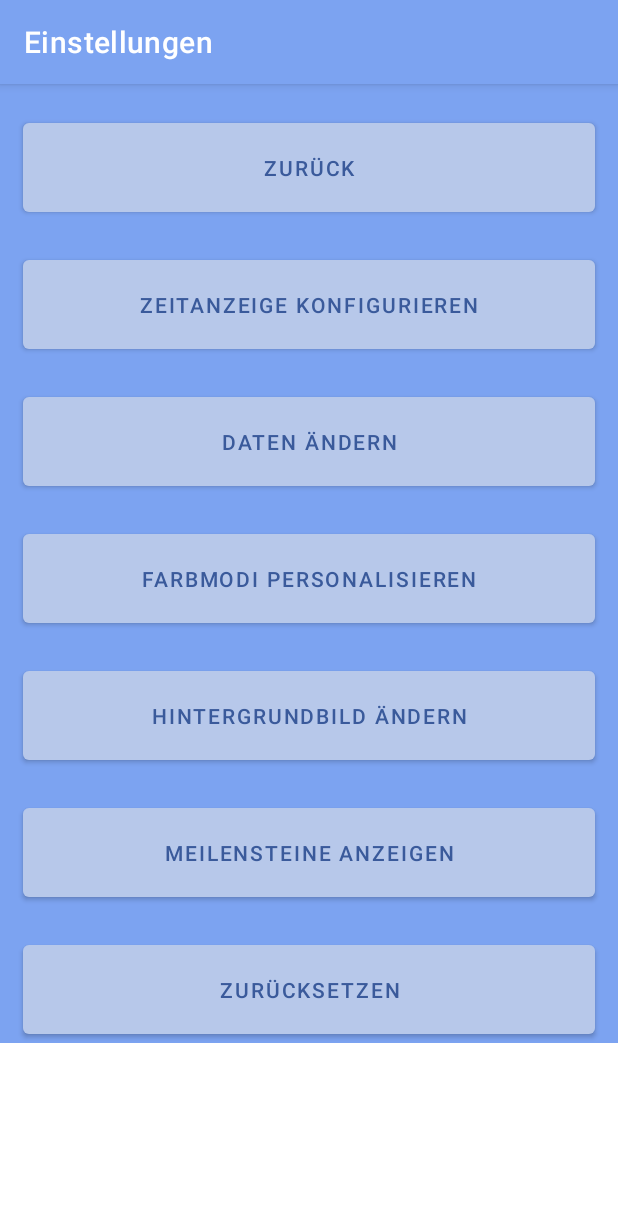
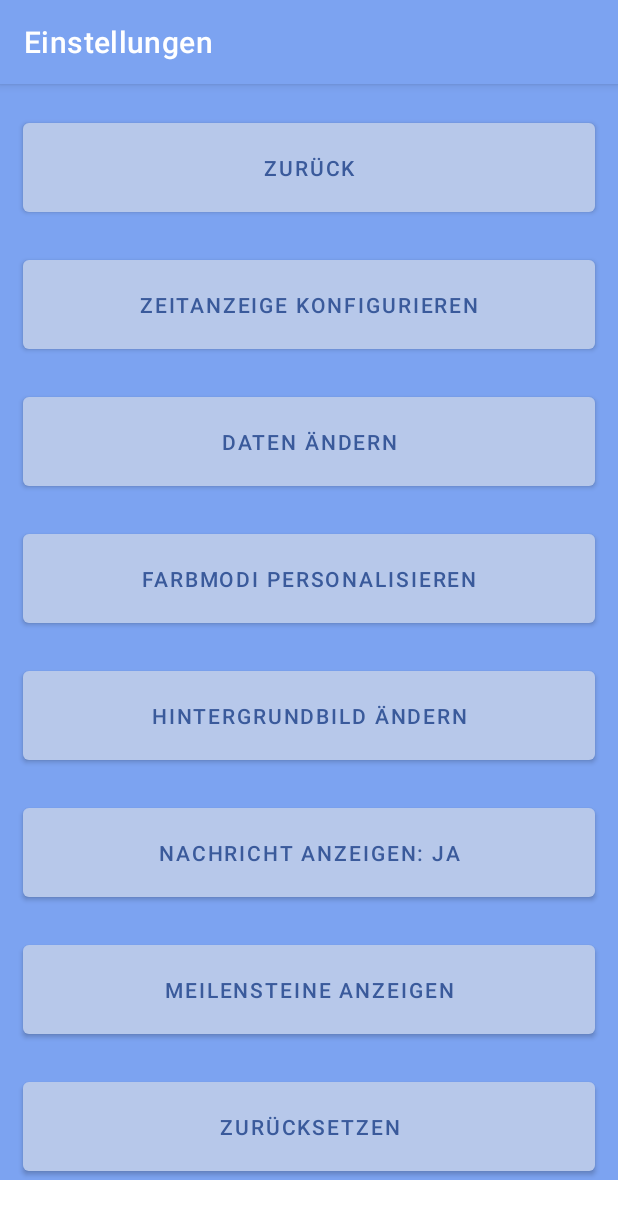
Before and after one commit to Yerionimous2/JulyTimerReworked, an Android app: the FirstFragment screen opened directly, with no data from a screen before it, on a phone screen of 412 x 824 dp. Shown: the top 1219 px of the screen. Run offline under Robolectric (Android 15) with nearby library versions, the phone set to English and light mode, and no system bars; our stand-ins replace navigation-ui.

Commit message:
Fixed #2: Now the App has a Message
Added a new Setting to enable or disable the message.
This only applies once the settings are closed.

```diff
--- a/app/build.gradle
+++ b/app/build.gradle
@@ -10,8 +10,8 @@ android {
         applicationId "com.example.julytimerreworked"
         minSdk 24
         targetSdk 33
-        versionCode 13
-        versionName "2.5.2"
+        versionCode 14
+        versionName "2.6"
 
         testInstrumentationRunner "androidx.test.runner.AndroidJUnitRunner"
     }
--- a/app/src/main/AndroidManifest.xml
+++ b/app/src/main/AndroidManifest.xml
@@ -2,6 +2,7 @@
 <manifest xmlns:android="http://schemas.android.com/apk/res/android"
     xmlns:tools="http://schemas.android.com/tools">
 
+    <uses-permission android:name="android.permission.POST_NOTIFICATIONS" />
     <application
         android:allowBackup="true"
         android:dataExtractionRules="@xml/data_extraction_rules"
--- a/app/src/main/java/com/example/julytimerreworked/FirstFragment.java
+++ b/app/src/main/java/com/example/julytimerreworked/FirstFragment.java
@@ -14,6 +14,7 @@ import android.view.ViewGroup;
 import android.widget.Button;
 import android.widget.CheckBox;
 import android.widget.ImageView;
+import android.widget.TextView;
 
 import androidx.annotation.NonNull;
 import androidx.fragment.app.Fragment;
@@ -48,8 +49,14 @@ public class FirstFragment extends Fragment {
         setButtonListeners();
         setBackgroundImage(save);
         changeColors(save);
+        setMessageButtonText(save);
 
         return view;
+    }
+
+    private void setMessageButtonText(JulyTimersave save) {
+        Button btMessage = view.findViewById(R.id.mainSettingsChangeMessage);
+        btMessage.setText(StringCompiler.getMainSettingsMessageText(save, view.getContext()));
     }
 
     /**
@@ -89,6 +96,7 @@ public class FirstFragment extends Fragment {
         Button btChangeDates = view.findViewById(R.id.mainSettingsChangeDates);
         Button btCustomizeDarkMode = view.findViewById(R.id.mainSettingsCustomizeDarkMode);
         Button btChangeBackground = view.findViewById(R.id.mainSettingsChangeBackground);
+        Button btMessage = view.findViewById(R.id.mainSettingsChangeMessage);
         Button btShowMileStones = view.findViewById(R.id.mainSettingsShowMilestones);
         Button btReset = view.findViewById(R.id.mainSettingsReset);
 
@@ -99,6 +107,7 @@ public class FirstFragment extends Fragment {
         btChangeDates.setBackgroundColor(buttonColor);
         btCustomizeDarkMode.setBackgroundColor(buttonColor);
         btChangeBackground.setBackgroundColor(buttonColor);
+        btMessage.setBackgroundColor(buttonColor);
         btShowMileStones.setBackgroundColor(buttonColor);
         btReset.setBackgroundColor(buttonColor);
 
@@ -107,6 +116,7 @@ public class FirstFragment extends Fragment {
         btChangeDates.setTextColor(textColor);
         btCustomizeDarkMode.setTextColor(textColor);
         btChangeBackground.setTextColor(textColor);
+        btMessage.setTextColor(textColor);
         btShowMileStones.setTextColor(textColor);
         btReset.setTextColor(textColor);
 
@@ -122,6 +132,7 @@ public class FirstFragment extends Fragment {
         Button btChangeDates = view.findViewById(R.id.mainSettingsChangeDates);
         Button btPickBackgroundImage = view.findViewById(R.id.mainSettingsChangeBackground);
         Button btReset = view.findViewById(R.id.mainSettingsReset);
+        Button btMessage = view.findViewById(R.id.mainSettingsChangeMessage);
         Button btShowMileStones = view.findViewById(R.id.mainSettingsShowMilestones);
         Button btCustomizeColorScheme = view.findViewById(R.id.mainSettingsCustomizeDarkMode);
 
@@ -130,6 +141,13 @@ public class FirstFragment extends Fragment {
         btShowMileStones.setOnClickListener(v -> Navigation.findNavController(v).navigate(R.id.action_FirstFragment_to_mileStones));
         btCustomizeColorScheme.setOnClickListener(v -> Navigation.findNavController(v).navigate(R.id.action_FirstFragment_to_customizeColorScheme));
         btBack.setOnClickListener((View) -> requireActivity().onBackPressed());
+
+        btMessage.setOnClickListener((View) -> {
+            JulyTimersave save = saveExec.load(view.getContext());
+            save.setGetMessage(!save.isGetMessage());
+            saveExec.save(save, view.getContext());
+            btMessage.setText(StringCompiler.getMainSettingsMessageText(save, view.getContext()));
+        });
 
         btReset.setOnClickListener((View) -> {
             JulyTimersave save = saveExec.reset(view.getContext());
--- a/app/src/main/java/com/example/julytimerreworked/JulyTimersave.java
+++ b/app/src/main/java/com/example/julytimerreworked/JulyTimersave.java
@@ -16,6 +16,7 @@ public class JulyTimersave {
     private boolean[] show;
     private Bitmap backgroundImage;
     private Integer[] darkMode;
+    private boolean getMessage;
 
     /**
      * Konstruktor für die Initialisierung der JulyTimersave-Instanz.
@@ -28,7 +29,7 @@ public class JulyTimersave {
      * @param bi Das Hintergrundbild des Timers als Bitmap.
      * @param dm Der Dunkelmodus als Integer-Array.
      */
-    public JulyTimersave(String s, String e, String[] bcs, String[] dcs, boolean[] show, Bitmap bi, Integer[] dm) {
+    public JulyTimersave(String s, String e, String[] bcs, String[] dcs, boolean[] show, Bitmap bi, Integer[] dm, boolean gm) {
         this.startTime = s;
         this.endTime = e;
         this.brightColorScheme = bcs;
@@ -36,6 +37,7 @@ public class JulyTimersave {
         this.show = show;
         this.backgroundImage = bi;
         this.darkMode = dm;
+        this.getMessage = gm;
     }
 
     /**
@@ -63,6 +65,9 @@ public class JulyTimersave {
         if(backgroundImage == null) {
             result+= "Das Hintergrundbild ist nicht gesetzt\n";
         } else result+= "Das Hintergrundbild ist gesetzt\n";
+        if(this.getMessage) {
+            result+= "Nachrichten werden gesendet \n";
+        }
         return result;
     }
 
@@ -70,6 +75,12 @@ public class JulyTimersave {
         return this.darkMode;
     }
     public void setDarkMode(Integer[] darkMode) {this.darkMode = darkMode;}
+
+    public void setGetMessage(boolean gm) {this.getMessage = gm;}
+
+    public boolean isGetMessage() {
+        return getMessage;
+    }
 
     // Getter and Setter for startTime
     public String getStartTime() {
--- a/app/src/main/java/com/example/julytimerreworked/MainActivity.java
+++ b/app/src/main/java/com/example/julytimerreworked/MainActivity.java
@@ -32,7 +32,7 @@ public class MainActivity extends AppCompatActivity {
         Context context = this;
         save = saveExec.load(context);
         initialiseTextViewTexts();
-        updateTextViewTexts();
+        updateTextNMessage();
         changeColors();
         initialiseTimer();
         initialiseButtonListener();
@@ -55,7 +55,7 @@ public class MainActivity extends AppCompatActivity {
         super.onResume();
         save = saveExec.load(this);
         initialiseTextViewTexts();
-        updateTextViewTexts();
+        updateTextNMessage();
         changeColors();
     }
 
@@ -64,11 +64,11 @@ public class MainActivity extends AppCompatActivity {
      */
     public void initialiseTimer() {
         Handler handler = new Handler();
-        int milliDelay = 50;
+        int milliDelay = 100;
         Runnable myRunnable = new Runnable() {
             @Override
             public void run() {
-                updateTextViewTexts();
+                updateTextNMessage();
                 // Aktivität erneut starten
                 handler.postDelayed(this, milliDelay);
             }
@@ -162,14 +162,23 @@ public class MainActivity extends AppCompatActivity {
         label3.setText(StringCompiler.getTillSeenString(save.getShow(), this));
     }
 
+    private void updateTextNMessage() {
+        xyzSet times = new xyzSet(save);
+        updateTextViewTexts(times);
+        if(save.isGetMessage()) {
+            messageHandler.sendMessage(times, this);
+        } else {
+            messageHandler.removeMessage(this);
+        }
+    }
+
     /**
      * Aktualisiert die TextView-Texte basierend auf den Timer-Zeitdaten.
      */
-    public void updateTextViewTexts() {
+    public void updateTextViewTexts(xyzSet times) {
         TextView label2 = findViewById(R.id.lb2);
         TextView label4 = findViewById(R.id.lb4);
         TextView label6 = findViewById(R.id.lb6);
-        xyzSet times = new xyzSet(save);
         label2.setText(StringCompiler.getTimeString(save.getShow(), times.getElapsed(), this));
         label4.setText(StringCompiler.getTimeString(save.getShow(), times.getRemaining(), this));
         label6.setText(StringCompiler.getPercentString(times.getPercent()));
--- a/app/src/main/java/com/example/julytimerreworked/StringCompiler.java
+++ b/app/src/main/java/com/example/julytimerreworked/StringCompiler.java
@@ -333,4 +333,20 @@ public class StringCompiler {
         result += " " + save.getDarkMode()[1] + " " + context.getString(R.string.oClock);
         return result;
     }
+
+    public static String getMainSettingsMessageText(JulyTimersave save, Context context) {
+        String result = context.getString(R.string.showMessage);
+        if(save.isGetMessage()) {
+            result += " " + context.getString(R.string.yes);
+        } else {
+            result += " " + context.getString(R.string.no);
+        }
+        return result;
+    }
+
+    public static String replacelast(String content, char c) {
+        content = content.substring(0, content.length() - 1);
+        content += c;
+        return content;
+    }
 }
--- /dev/null
+++ b/app/src/main/java/com/example/julytimerreworked/messageHandler.java
@@ -0,0 +1,49 @@
+package com.example.julytimerreworked;
+
+import android.app.NotificationChannel;
+import android.app.NotificationManager;
+import android.content.Context;
+import android.content.pm.PackageManager;
+import android.os.Build;
+
+import androidx.core.app.ActivityCompat;
+import androidx.core.app.NotificationCompat;
+import androidx.core.app.NotificationManagerCompat;
+
+public class messageHandler {
+    public static void sendMessage(xyzSet times, Context context) {
+        JulyTimersave save = saveExec.load(context);
+        String title = StringCompiler.getTimeString(save.getShow(), times.getRemaining(), context);
+        String content = StringCompiler.getTillSeenString(save.getShow(), context);
+        content = StringCompiler.replacelast(content, '!');
+        content += " " + StringCompiler.getPercentString(times.getPercent());
+        content += " " + context.getString(R.string.percentage_done);
+        content = StringCompiler.replacelast(content, '!');
+
+        NotificationCompat.Builder builder;
+        NotificationManager notificationManager;
+        NotificationChannel channel;
+        notificationManager = context.getSystemService(NotificationManager.class);
+        if (android.os.Build.VERSION.SDK_INT >= android.os.Build.VERSION_CODES.O) {
+            channel = new NotificationChannel("35", "channel", NotificationManager.IMPORTANCE_LOW);
+            notificationManager.createNotificationChannel(channel);
+        }
+        builder = new NotificationCompat.Builder(context, "35");
+        builder.setContentText(content)
+                .setContentTitle(title)
+                .setSmallIcon(R.drawable.herz)
+                .setStyle(new NotificationCompat.BigTextStyle())
+                .setProgress(10000,(int) times.getPercent()*100, false);
+        notificationManager.notify(1, builder.build());
+    }
+
+    static void removeMessage(Context context) {
+        NotificationManager notificationManager = context.getSystemService(NotificationManager.class);
+        if (Build.VERSION.SDK_INT >= Build.VERSION_CODES.O) {
+            NotificationChannel channel = new NotificationChannel("35", "channel", NotificationManager.IMPORTANCE_LOW);
+            channel.setDescription("getString(R.string.notification_name_1)");
+            notificationManager.createNotificationChannel(channel);
+        }
+        notificationManager.cancel(1);
+    }
+}
--- a/app/src/main/java/com/example/julytimerreworked/saveExec.java
+++ b/app/src/main/java/com/example/julytimerreworked/saveExec.java
@@ -58,6 +58,7 @@ public class saveExec {
         } else {
             editor.putString("BackgroundImage", "kein BG gesetzt.");
         }
+        editor.putBoolean("getMessage", toSave.isGetMessage());
 
         editor.apply();
     }
@@ -103,7 +104,10 @@ public class saveExec {
         darkMode[1] = sharedPref.getInt("darkMode[1]", 7);
         darkMode[2] = sharedPref.getInt("darkMode[2]", 0);
 
-        return new JulyTimersave(startTime, endTime, brightColorScheme, darkColorScheme, show, BackgroundImageBitmap, darkMode);
+        boolean getMessage;
+        getMessage = sharedPref.getBoolean("getMessage", true);
+
+        return new JulyTimersave(startTime, endTime, brightColorScheme, darkColorScheme, show, BackgroundImageBitmap, darkMode, getMessage);
     }
 
     /**
@@ -137,7 +141,7 @@ public class saveExec {
         darkMode[1] = 7;
         darkMode[2] = 0;
 
-        JulyTimersave save = new JulyTimersave(startTime, endTime, brightColorScheme, darkColorScheme, show, null, darkMode);
+        JulyTimersave save = new JulyTimersave(startTime, endTime, brightColorScheme, darkColorScheme, show, null, darkMode, true);
         save(save, context);
         return save;
     }
--- a/app/src/main/res/layout/fragment_first.xml
+++ b/app/src/main/res/layout/fragment_first.xml
@@ -107,6 +107,21 @@
         app:layout_constraintTop_toBottomOf="@id/mainSettingsCustomizeDarkMode"/>
 
     <Button
+        android:id="@+id/mainSettingsChangeMessage"
+        android:layout_width="match_parent"
+        android:layout_height="wrap_content"
+        android:layout_marginTop="20dp"
+        android:layout_marginBottom="20dp"
+        android:paddingBottom="20dp"
+        android:paddingTop="20dp"
+        android:gravity="center_horizontal"
+        android:layout_marginStart="15dp"
+        android:layout_marginEnd="15dp"
+        android:layout_centerInParent="true"
+        android:text="@string/showMessage"
+        app:layout_constraintTop_toBottomOf="@id/mainSettingsChangeBackground"/>
+
+    <Button
         android:id="@+id/mainSettingsShowMilestones"
         android:layout_width="match_parent"
         android:layout_height="wrap_content"
@@ -119,7 +134,7 @@
         android:layout_marginEnd="15dp"
         android:layout_centerInParent="true"
         android:text="@string/showMilestones"
-        app:layout_constraintTop_toBottomOf="@id/mainSettingsChangeBackground"/>
+        app:layout_constraintTop_toBottomOf="@id/mainSettingsChangeMessage"/>
 
     <Button
         android:id="@+id/mainSettingsReset"
--- a/app/src/main/res/values/strings.xml
+++ b/app/src/main/res/values/strings.xml
@@ -18,6 +18,9 @@
     <string name="changeBackground">Hintergrundbild ändern</string>
     <string name="showMilestones">Meilensteine anzeigen</string>
     <string name="reset">zurücksetzen</string>
+    <string name="showMessage">Nachricht anzeigen:</string>
+    <string name="yes">Ja</string>
+    <string name="no">Nein</string>
 
     <!-- Strings used for fragments for navigation -->
     <string name="settings_main_label">Einstellungen</string>
```
Also changed, not shown: app/src/main/res/drawable/herz.png (added), 1 other file.
